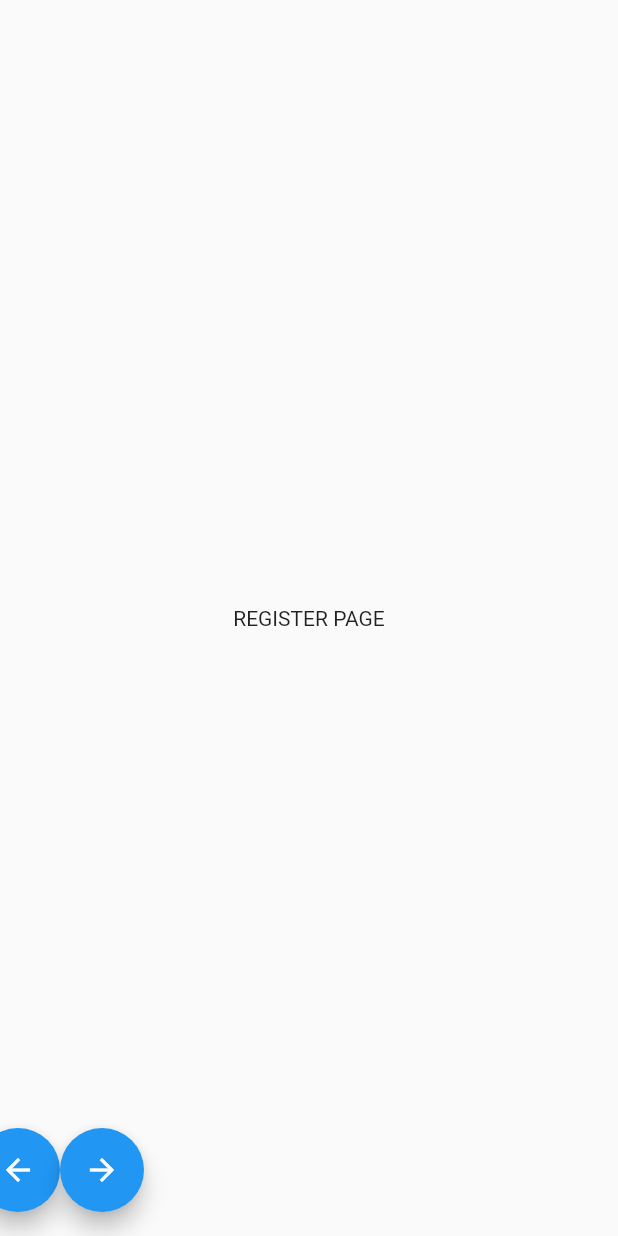
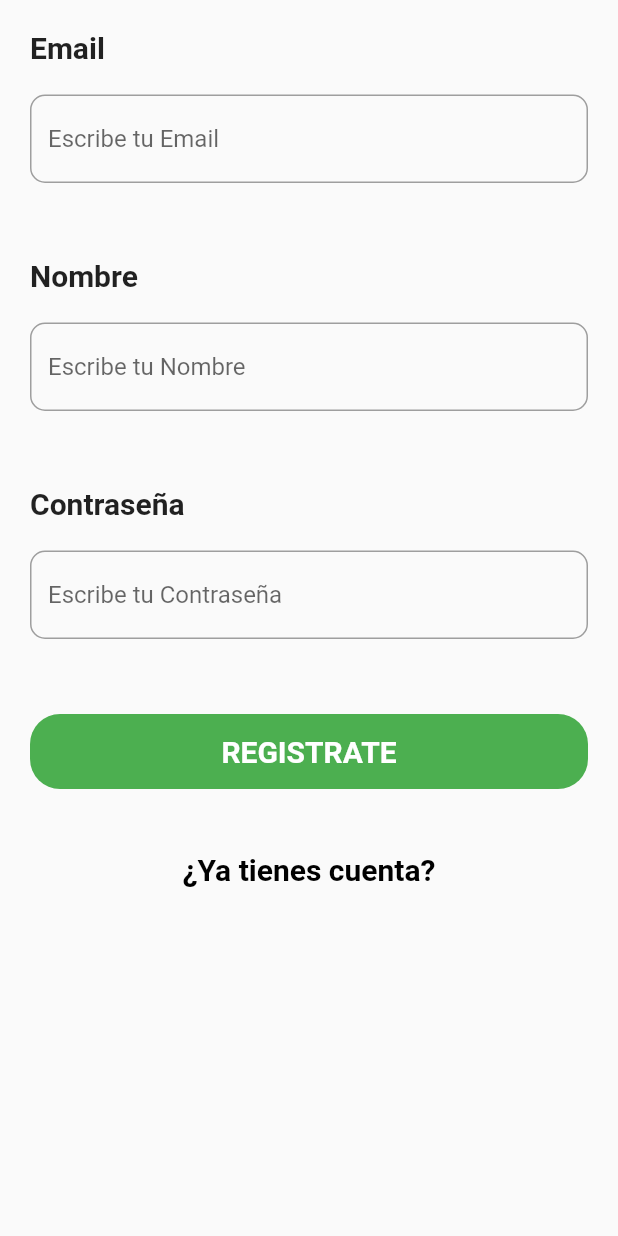
Before and after one commit to ecomputer-flutteracademy/nav_app_ecomputer, a Flutter app: the RegisterPage screen opened by its route, on a phone screen of 412 x 824 dp. Run offline on Flutter 3.47's test engine with Material 2 defaults, Android fonts, the phone set to English and light mode, and no system bars; our stand-ins replace flutter_bloc, get_it, go_router.

Commit message:
form register page

```diff
--- a/lib/modules/auth/ui/pages/login_page.dart
+++ b/lib/modules/auth/ui/pages/login_page.dart
@@ -1,6 +1,7 @@
 import 'package:flutter/material.dart';
 import 'package:go_router/go_router.dart';
 import 'package:nav_app_ecomputer/core/locator/locator.dart';
+import 'package:nav_app_ecomputer/core/routes/app_router.dart';
 import 'package:nav_app_ecomputer/modules/auth/ui/widgets/basic_text_form.dart';
 import 'package:nav_app_ecomputer/modules/start/cubits/cubit/start_cubit.dart';
 import 'package:nav_app_ecomputer/utils/validators.dart';
@@ -71,6 +72,8 @@ class LoginPage extends StatelessWidget {
                 onTap: () {
                   if (formKey.currentState!.validate()) {
                     print("Este Formulario es Verdadero");
+                    locator<StartCubit>()
+                        .checkIfUserIsLogged(isUserLogged: true);
                   } else {
                     print("Vuelve a Intentarlo");
                   }
@@ -92,7 +95,24 @@ class LoginPage extends StatelessWidget {
                     ),
                   ),
                 ),
-              )
+              ),
+              const SizedBox(
+                height: 30.0,
+              ),
+              TextButton(
+                onPressed: () {
+                  context.goNamed(AppRoutes.register.name);
+                  print("Navegandooo");
+                },
+                child: Text(
+                  "¿Aún no tienes cuenta? Registrate Aquí",
+                  style: TextStyle(
+                    fontSize: 20.0,
+                    fontWeight: FontWeight.bold,
+                    color: Colors.black,
+                  ),
+                ),
+              ),
             ],
           ),
         ),
--- a/lib/modules/auth/ui/pages/register_page.dart
+++ b/lib/modules/auth/ui/pages/register_page.dart
@@ -1,29 +1,109 @@
 import 'package:flutter/material.dart';
+import 'package:go_router/go_router.dart';
+import 'package:nav_app_ecomputer/core/locator/locator.dart';
+import 'package:nav_app_ecomputer/core/routes/app_router.dart';
+import 'package:nav_app_ecomputer/modules/auth/ui/widgets/basic_text_form.dart';
+import 'package:nav_app_ecomputer/modules/start/cubits/cubit/start_cubit.dart';
+import 'package:nav_app_ecomputer/utils/validators.dart';
 
 class RegisterPage extends StatelessWidget {
   const RegisterPage({Key? key}) : super(key: key);
 
   @override
   Widget build(BuildContext context) {
+    TextEditingController emailController = TextEditingController();
+    TextEditingController passController = TextEditingController();
+    TextEditingController nameController = TextEditingController();
+    FormValidator formValidator = FormValidator();
+    final formKey = GlobalKey<FormState>();
     return Scaffold(
-      floatingActionButton: Row(
+      body: Form(
+        key: formKey,
+        child: Padding(
+          padding: const EdgeInsets.symmetric(horizontal: 20.0),
+          child: ListView(
             children: [
-          FloatingActionButton(
-            onPressed: () {},
-            child: Icon(
-              Icons.arrow_back,
+              const SizedBox(
+                height: 20.0,
+              ),
+              BasicTextForm(
+                title: 'Email',
+                hintText: 'Escribe tu Email',
+                textEditingController: emailController,
+                obscureText: false,
+                validator: formValidator.isValidEmail,
+              ),
+              const SizedBox(
+                height: 50.0,
+              ),
+              BasicTextForm(
+                title: 'Nombre',
+                hintText: 'Escribe tu Nombre',
+                textEditingController: nameController,
+                obscureText: false,
+                validator: formValidator.isValidName,
+              ),
+              const SizedBox(
+                height: 50.0,
+              ),
+              BasicTextForm(
+                title: "Contraseña",
+                hintText: 'Escribe tu Contraseña',
+                textEditingController: passController,
+                obscureText: true,
+                validator: formValidator.isValidPass,
+              ),
+              const SizedBox(
+                height: 50.0,
+              ),
+              GestureDetector(
+                onTap: () {
+                  if (formKey.currentState!.validate()) {
+                    // if (passController.text == repeatPassController.text) {}
+                    print("Este Formulario es Verdadero");
+                    locator<StartCubit>()
+                        .checkIfUserIsLogged(isUserLogged: true);
+                  } else {
+                    print("Vuelve a Intentarlo");
+                  }
+                },
+                child: Container(
+                  height: 50,
+                  decoration: BoxDecoration(
+                    color: Colors.green,
+                    borderRadius: BorderRadius.circular(20),
+                  ),
+                  child: const Center(
+                    child: Text(
+                      "REGISTRATE",
+                      style: TextStyle(
+                        color: Colors.white,
+                        fontSize: 20,
+                        fontWeight: FontWeight.bold,
                       ),
                     ),
-          FloatingActionButton(
-            onPressed: () {},
-            child: Icon(
-              Icons.arrow_forward,
+                  ),
+                ),
+              ),
+              const SizedBox(
+                height: 30.0,
+              ),
+              TextButton(
+                onPressed: () {
+                  context.goNamed(AppRoutes.login.name);
+                },
+                child: Text(
+                  "¿Ya tienes cuenta?",
+                  style: TextStyle(
+                    fontSize: 20.0,
+                    fontWeight: FontWeight.bold,
+                    color: Colors.black,
+                  ),
                 ),
               ),
             ],
           ),
-      body: Center(
-        child: Text("REGISTER PAGE"),
+        ),
       ),
     );
   }
--- a/lib/utils/validators.dart
+++ b/lib/utils/validators.dart
@@ -6,6 +6,13 @@ class FormValidator {
   String? isValidPass(String? text) {
     if (text == null || text.length < 6) {
       return "Esta contraseña es muy corta";
+    }
+    return null;
+  }
+
+  String? isValidName(String? text) {
+    if (text == null || text.length < 3) {
+      return "Este Nombre es muy Corto";
     }
     return null;
   }
```
Lines whose indentation alone changed are shown as unchanged.
